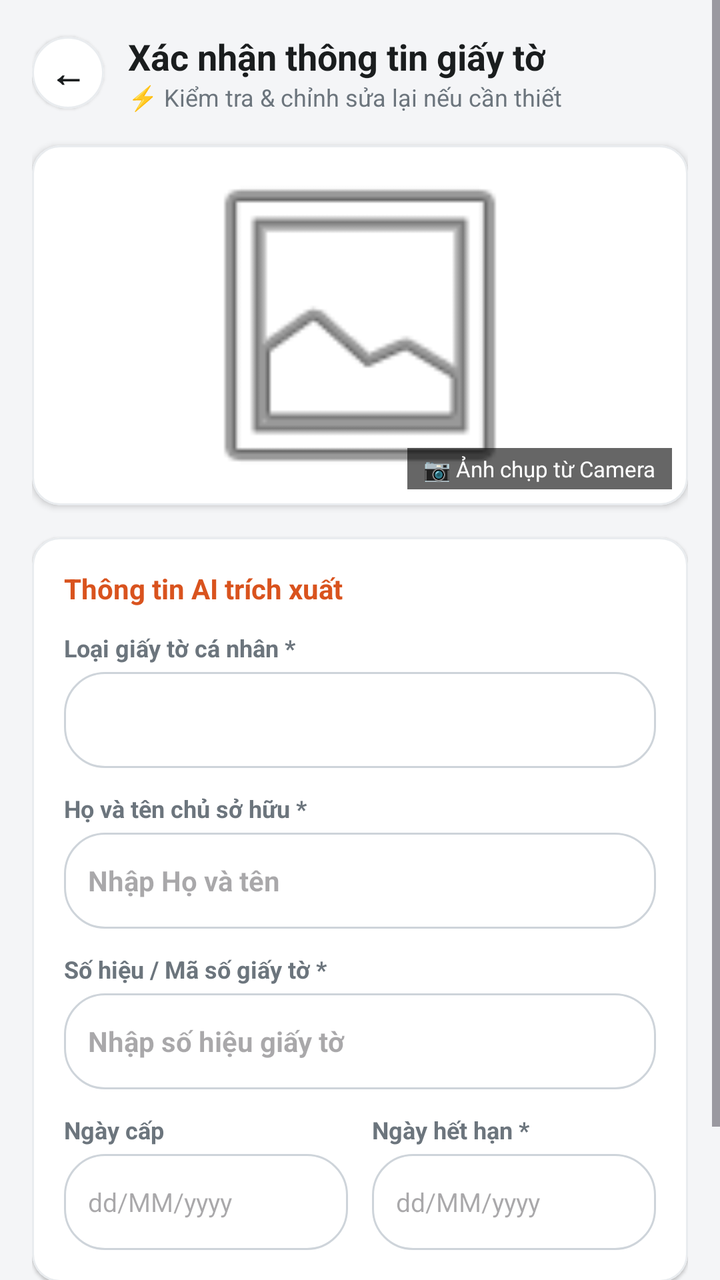
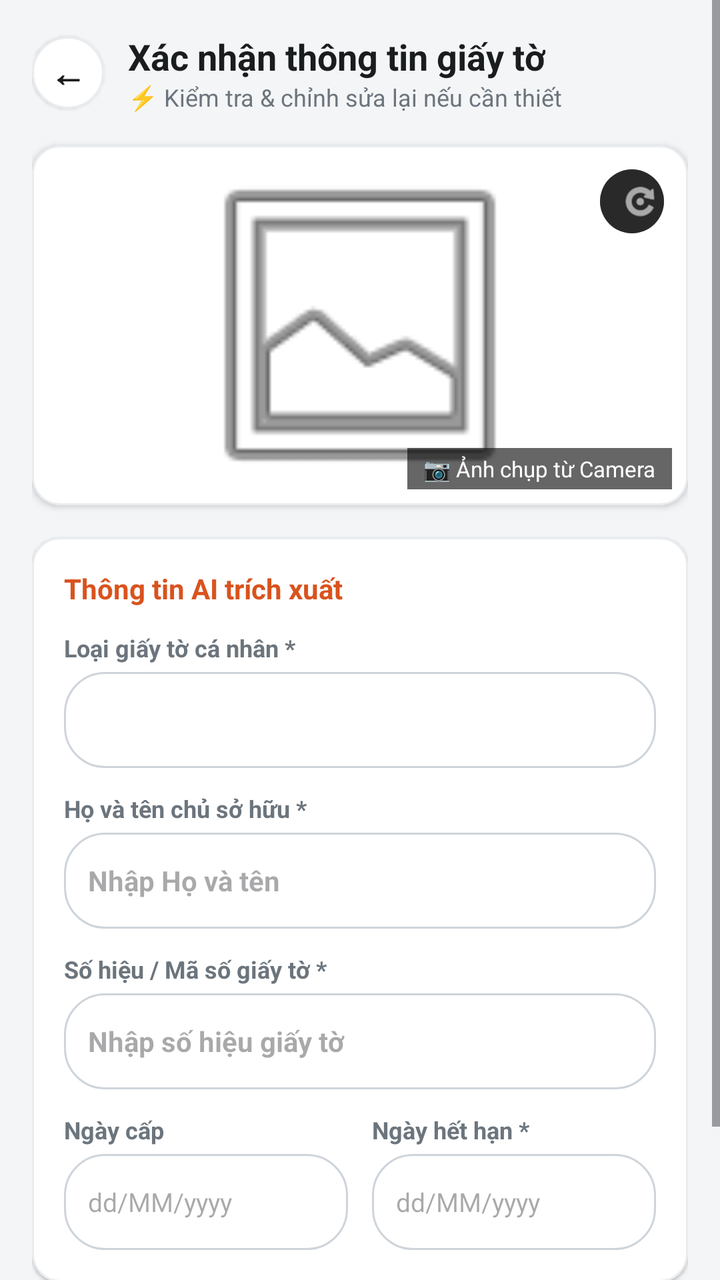

Two renders of the same Android screen: before a commit and after it. Below are the layout's source before the change and the commit's diff.
<!-- AndroidManifest.xml: application theme Theme.EcoScan -->
<!-- res/layout/activity_confirm_document.xml -->
<?xml version="1.0" encoding="utf-8"?>
<ScrollView xmlns:android="http://schemas.android.com/apk/res/android"
    xmlns:app="http://schemas.android.com/apk/res-auto"
    xmlns:tools="http://schemas.android.com/tools"
    android:layout_width="match_parent"
    android:layout_height="match_parent"
    android:background="@color/background"
    android:fillViewport="true"
    tools:context=".ui.scan.ConfirmDocumentActivity">

    <LinearLayout
        android:layout_width="match_parent"
        android:layout_height="wrap_content"
        android:orientation="vertical"
        android:padding="16dp">

        
        <LinearLayout
            android:layout_width="match_parent"
            android:layout_height="wrap_content"
            android:gravity="center_vertical"
            android:orientation="horizontal">

            <com.google.android.material.card.MaterialCardView
                android:id="@+id/btnBackConfirm"
                android:layout_width="36dp"
                android:layout_height="36dp"
                app:cardBackgroundColor="@color/surface"
                app:cardCornerRadius="18dp"
                app:cardElevation="1dp"
                app:strokeColor="@color/divider"
                app:strokeWidth="1dp">

                <TextView
                    android:layout_width="wrap_content"
                    android:layout_height="wrap_content"
                    android:layout_gravity="center"
                    android:text="←"
                    android:textColor="@color/text_primary"
                    android:textSize="18sp"
                    android:textStyle="bold" />
            </com.google.android.material.card.MaterialCardView>

            <LinearLayout
                android:layout_width="0dp"
                android:layout_height="wrap_content"
                android:layout_marginStart="12dp"
                android:layout_weight="1"
                android:orientation="vertical">

                <TextView
                    android:layout_width="wrap_content"
                    android:layout_height="wrap_content"
                    android:text="Xác nhận thông tin giấy tờ"
                    android:textColor="@color/text_primary"
                    android:textSize="18sp"
                    android:textStyle="bold" />

                <TextView
                    android:layout_width="wrap_content"
                    android:layout_height="wrap_content"
                    android:text="⚡ Kiểm tra &amp; chỉnh sửa lại nếu cần thiết"
                    android:textColor="@color/text_secondary"
                    android:textSize="12sp" />
            </LinearLayout>

        </LinearLayout>

        
        <com.google.android.material.card.MaterialCardView
            android:layout_width="match_parent"
            android:layout_height="180dp"
            android:layout_marginTop="16dp"
            app:cardBackgroundColor="@color/surface"
            app:cardCornerRadius="14dp"
            app:cardElevation="2dp"
            app:strokeColor="@color/divider"
            app:strokeWidth="1dp">

            <RelativeLayout
                android:layout_width="match_parent"
                android:layout_height="match_parent">

                <ImageView
                    android:id="@+id/imgDocPreview"
                    android:layout_width="match_parent"
                    android:layout_height="match_parent"
                    android:scaleType="fitCenter"
                    android:src="@android:drawable/ic_menu_gallery" />

                <TextView
                    android:layout_width="wrap_content"
                    android:layout_height="wrap_content"
                    android:layout_alignParentEnd="true"
                    android:layout_alignParentBottom="true"
                    android:layout_margin="8dp"
                    android:background="#99000000"
                    android:paddingStart="8dp"
                    android:paddingTop="3dp"
                    android:paddingEnd="8dp"
                    android:paddingBottom="3dp"
                    android:text="📷 Ảnh chụp từ Camera"
                    android:textColor="@color/white"
                    android:textSize="11sp" />
            </RelativeLayout>

        </com.google.android.material.card.MaterialCardView>

        
        <com.google.android.material.card.MaterialCardView
            android:layout_width="match_parent"
            android:layout_height="wrap_content"
            android:layout_marginTop="16dp"
            app:cardBackgroundColor="@color/surface"
            app:cardCornerRadius="14dp"
            app:cardElevation="1dp"
            app:strokeColor="@color/divider"
            app:strokeWidth="1dp">

            <LinearLayout
                android:layout_width="match_parent"
                android:layout_height="wrap_content"
                android:orientation="vertical"
                android:padding="16dp">

                <TextView
                    android:layout_width="wrap_content"
                    android:layout_height="wrap_content"
                    android:text="Thông tin AI trích xuất"
                    android:textColor="@color/primary"
                    android:textSize="14sp"
                    android:textStyle="bold" />

                
                <TextView
                    android:layout_width="wrap_content"
                    android:layout_height="wrap_content"
                    android:layout_marginTop="12dp"
                    android:text="Loại giấy tờ cá nhân *"
                    android:textColor="@color/text_secondary"
                    android:textSize="12sp"
                    android:textStyle="bold" />

                <Spinner
                    android:id="@+id/spinnerDocType"
                    android:layout_width="match_parent"
                    android:layout_height="48dp"
                    android:layout_marginTop="4dp"
                    android:background="@drawable/badge_rounded_outline"
                    android:paddingStart="8dp"
                    android:paddingEnd="8dp" />

                
                <TextView
                    android:layout_width="wrap_content"
                    android:layout_height="wrap_content"
                    android:layout_marginTop="12dp"
                    android:text="Họ và tên chủ sở hữu *"
                    android:textColor="@color/text_secondary"
                    android:textSize="12sp"
                    android:textStyle="bold" />

                <EditText
                    android:id="@+id/etHolderName"
                    android:layout_width="match_parent"
                    android:layout_height="48dp"
                    android:layout_marginTop="4dp"
                    android:background="@drawable/badge_rounded_outline"
                    android:hint="Nhập Họ và tên"
                    android:inputType="textCapCharacters"
                    android:paddingStart="12dp"
                    android:paddingEnd="12dp"
                    android:textColor="@color/text_primary"
                    android:textSize="14sp"
                    android:textStyle="bold" />

                
                <TextView
                    android:layout_width="wrap_content"
                    android:layout_height="wrap_content"
                    android:layout_marginTop="12dp"
                    android:text="Số hiệu / Mã số giấy tờ *"
                    android:textColor="@color/text_secondary"
                    android:textSize="12sp"
                    android:textStyle="bold" />

                <EditText
                    android:id="@+id/etDocNumber"
                    android:layout_width="match_parent"
                    android:layout_height="48dp"
                    android:layout_marginTop="4dp"
                    android:background="@drawable/badge_rounded_outline"
                    android:hint="Nhập số hiệu giấy tờ"
                    android:inputType="text"
                    android:paddingStart="12dp"
                    android:paddingEnd="12dp"
                    android:textColor="@color/text_primary"
                    android:textSize="14sp"
                    android:textStyle="bold" />

                
                <LinearLayout
                    android:layout_width="match_parent"
                    android:layout_height="wrap_content"
                    android:layout_marginTop="12dp"
                    android:orientation="horizontal">

                    
                    <LinearLayout
                        android:layout_width="0dp"
                        android:layout_height="wrap_content"
                        android:layout_marginEnd="6dp"
                        android:layout_weight="1"
                        android:orientation="vertical">

                        <TextView
                            android:layout_width="wrap_content"
                            android:layout_height="wrap_content"
                            android:text="Ngày cấp"
                            android:textColor="@color/text_secondary"
                            android:textSize="12sp"
                            android:textStyle="bold" />

                        <EditText
                            android:id="@+id/etIssueDate"
                            android:layout_width="match_parent"
                            android:layout_height="48dp"
                            android:layout_marginTop="4dp"
                            android:background="@drawable/badge_rounded_outline"
                            android:focusable="false"
                            android:hint="dd/MM/yyyy"
                            android:inputType="none"
                            android:paddingStart="12dp"
                            android:paddingEnd="12dp"
                            android:textColor="@color/text_primary"
                            android:textSize="13sp" />
                    </LinearLayout>

                    
                    <LinearLayout
                        android:layout_width="0dp"
                        android:layout_height="wrap_content"
                        android:layout_marginStart="6dp"
                        android:layout_weight="1"
                        android:orientation="vertical">

                        <TextView
                            android:layout_width="wrap_content"
                            android:layout_height="wrap_content"
                            android:text="Ngày hết hạn *"
                            android:textColor="@color/text_secondary"
                            android:textSize="12sp"
                            android:textStyle="bold" />

                        <EditText
                            android:id="@+id/etExpiryDate"
                            android:layout_width="match_parent"
                            android:layout_height="48dp"
                            android:layout_marginTop="4dp"
                            android:background="@drawable/badge_rounded_outline"
                            android:focusable="false"
                            android:hint="dd/MM/yyyy"
                            android:inputType="none"
                            android:paddingStart="12dp"
                            android:paddingEnd="12dp"
                            android:textColor="@color/text_primary"
                            android:textSize="13sp" />
                    </LinearLayout>

                </LinearLayout>

            </LinearLayout>

        </com.google.android.material.card.MaterialCardView>

        
        <LinearLayout
            android:layout_width="match_parent"
            android:layout_height="wrap_content"
            android:layout_marginTop="20dp"
            android:orientation="horizontal">

            <com.google.android.material.button.MaterialButton
                android:id="@+id/btnRetake"
                style="@style/Widget.Material3.Button.OutlinedButton"
                android:layout_width="0dp"
                android:layout_height="50dp"
                android:layout_marginEnd="4dp"
                android:layout_weight="1"
                android:text="📷 Chụp"
                android:textColor="@color/text_primary"
                android:textSize="12sp"
                app:cornerRadius="10dp"
                app:strokeColor="@color/divider" />

            <com.google.android.material.button.MaterialButton
                android:id="@+id/btnChooseComputer"
                style="@style/Widget.Material3.Button.OutlinedButton"
                android:layout_width="0dp"
                android:layout_height="50dp"
                android:layout_marginStart="4dp"
                android:layout_marginEnd="4dp"
                android:layout_weight="1"
                android:text="📁 Máy tính"
                android:textColor="@color/text_primary"
                android:textSize="12sp"
                app:cornerRadius="10dp"
                app:strokeColor="@color/divider" />

            <com.google.android.material.button.MaterialButton
                android:id="@+id/btnSaveConfirm"
                android:layout_width="0dp"
                android:layout_height="50dp"
                android:layout_marginStart="4dp"
                android:layout_weight="1"
                android:backgroundTint="@color/primary"
                android:text="💾 Lưu"
                android:textColor="@color/white"
                android:textSize="12sp"
                android:textStyle="bold"
                app:cornerRadius="10dp" />

        </LinearLayout>

    </LinearLayout>

</ScrollView>
<!-- resources referenced by this layout -->
<resources>
  <color name="background">#F4F5F7</color>
  <color name="divider">#E9ECEF</color>
  <color name="primary">#D9531E</color>
  <color name="surface">#FFFFFF</color>
  <color name="text_primary">#1A1D1E</color>
  <color name="text_secondary">#6C757D</color>
  <color name="white">#FFFFFFFF</color>
  <!-- drawable badge_rounded_outline (drawable) -->
  <?xml version="1.0" encoding="utf-8"?>
  <shape xmlns:android="http://schemas.android.com/apk/res/android"
      android:shape="rectangle">
      <corners android:radius="20dp" />
      <stroke
          android:width="1dp"
          android:color="#CED4DA" />
      <solid android:color="#FFFFFF" />
  </shape>
  <style name="Theme.EcoScan" parent="Base.Theme.EcoScan" />
  <style name="Base.Theme.EcoScan" parent="Theme.Material3.DayNight.NoActionBar">
                      </style>
</resources>

<!-- the commit's change to res/layout/activity_confirm_document.xml (unified diff, before → after) -->
@@ -87,6 +87,19 @@
                     android:layout_height="match_parent"
                     android:scaleType="fitCenter"
                     android:src="@android:drawable/ic_menu_gallery" />
+
+                
+                <com.google.android.material.button.MaterialButton
+                    android:id="@+id/btnRotate"
+                    style="@style/Widget.Material3.Button.IconButton"
+                    android:layout_width="40dp"
+                    android:layout_height="40dp"
+                    android:layout_alignParentTop="true"
+                    android:layout_alignParentEnd="true"
+                    android:layout_margin="8dp"
+                    android:backgroundTint="#99000000"
+                    app:icon="@android:drawable/ic_menu_rotate"
+                    app:iconTint="@color/white" />
 
                 <TextView
                     android:layout_width="wrap_content"
